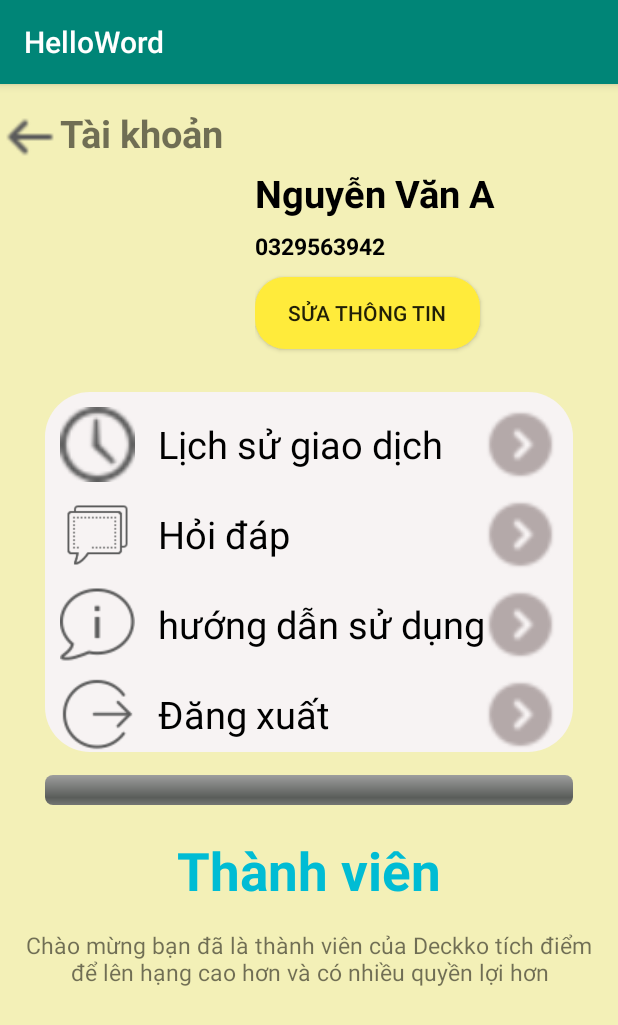
After one commit to TRUNGDONG97/androidTutorial, an Android app: the AccountActivity screen opened directly, with no data from a screen before it, on a phone screen of 412 x 824 dp. The commit adds this screen. Shown: the top 1025 px of the screen. Run offline under Robolectric (Android 15) with nearby library versions, the phone set to English and light mode, and no system bars.

Commit message:
Account, vòng đời activity

```diff
--- /dev/null
+++ b/HelloWord/app/src/main/java/com/example/helloword/AccountActivity.java
@@ -0,0 +1,51 @@
+package com.example.helloword;
+
+import android.content.Intent;
+import android.content.SharedPreferences;
+import android.support.v7.app.AppCompatActivity;
+import android.os.Bundle;
+import android.view.View;
+import android.widget.RelativeLayout;
+import android.widget.TextView;
+
+public class AccountActivity extends AppCompatActivity {
+    TextView tvName;
+    TextView tvPhoneNumber;
+    RelativeLayout rlLogout;
+    @Override
+    protected void onCreate(Bundle savedInstanceState) {
+        super.onCreate( savedInstanceState );
+        setContentView( R.layout.activity_account );
+
+        init();
+        //getData();
+
+    }
+    void init(){
+        tvName=findViewById( R.id.tv_name );
+        tvPhoneNumber=findViewById( R.id.tv_phone_number );
+        rlLogout=findViewById( R.id.rl_logout );
+
+        rlLogout.setOnClickListener( new View.OnClickListener() {
+            @Override
+            public void onClick(View v) {
+
+                SharedPreferences sharedPreferences=getSharedPreferences( "dekko",MODE_PRIVATE );
+                SharedPreferences.Editor editor=sharedPreferences.edit();
+                editor.putBoolean( "isLogin",false );
+                editor.apply();
+
+                Intent intent=new Intent( AccountActivity.this,SplashActivity.class );
+                startActivity( intent );
+
+
+            }
+        } );
+    }
+    void getData(){
+        Intent intent=getIntent();
+        User user=(User) intent.getSerializableExtra( "user" );
+        tvName.setText( user.name );
+        tvPhoneNumber.setText( user.phoneNumber );
+    }
+}
--- a/HelloWord/app/src/main/java/com/example/helloword/MainActivity.java
+++ b/HelloWord/app/src/main/java/com/example/helloword/LoginActivity.java
@@ -1,6 +1,7 @@
 package com.example.helloword;
 
 import android.content.Intent;
+import android.content.SharedPreferences;
 import android.support.v7.app.AppCompatActivity;
 import android.os.Bundle;
 import android.view.View;
@@ -9,7 +10,7 @@ import android.widget.RelativeLayout;
 import android.widget.TextView;
 import android.widget.Toast;
 
-public class MainActivity extends AppCompatActivity {
+public class LoginActivity extends AppCompatActivity {
 
 
     TextView tvHello;
@@ -23,9 +24,10 @@ public class MainActivity extends AppCompatActivity {
     @Override
     protected void onCreate(Bundle savedInstanceState) {
         super.onCreate( savedInstanceState );
-        setContentView( R.layout.activity_main );
+        setContentView( R.layout.activity_login );
 
         init();
+
 
     }
 
@@ -65,22 +67,32 @@ public class MainActivity extends AppCompatActivity {
         rlLoginBtn.setOnClickListener( new View.OnClickListener() {
             @Override
             public void onClick(View v) {
-                //Toast.makeText( MainActivity.this, "Hello Android", Toast.LENGTH_SHORT ).show();
+                //Toast.makeText( LoginActivity.this, "Hello Android", Toast.LENGTH_SHORT ).show();
                 //edtPhoneNumber.setText( "122272987" );
                 String phoneNumber = edtPhoneNumber.getText().toString();
                 int phoneNumberLength = phoneNumber.length();
                 if (phoneNumberLength > 9) {
-                    Toast.makeText( MainActivity.this, "Login Successfull", Toast.LENGTH_SHORT ).show();
-                    Intent intent = new Intent( MainActivity.this, UpdateUserinfoActivity.class );
+                    Toast.makeText( LoginActivity.this, "Login Successfull", Toast.LENGTH_SHORT ).show();
+                    Intent intent = new Intent( LoginActivity.this, UpdateUserinfoActivity.class );
                     //them dư liệu vào trong intent(nhét phonenumber vào intent)
                     intent.putExtra( "phoneNumberPassWord", phoneNumber );
+
+                    //luu trạng thái đăng nhập
+                    setLogin();
+
                     startActivity( intent );
+
+                    LoginActivity.this.finish();
                 } else {
-                    Toast.makeText( MainActivity.this, "Login Failed", Toast.LENGTH_SHORT ).show();
+                    Toast.makeText( LoginActivity.this, "Login Failed", Toast.LENGTH_SHORT ).show();
                 }
             }
         } );
-
-
+    }
+    void setLogin(){
+        SharedPreferences sharedPreferences =getSharedPreferences( "dekko",MODE_PRIVATE );
+        SharedPreferences.Editor editor= sharedPreferences.edit();
+        editor.putBoolean( "isLogin",true );
+        editor.apply();
     }
 }
--- a/HelloWord/app/src/main/java/com/example/helloword/MainScreenActivity.java
+++ b/HelloWord/app/src/main/java/com/example/helloword/MainScreenActivity.java
@@ -3,27 +3,42 @@ package com.example.helloword;
 import android.content.Intent;
 import android.support.v7.app.AppCompatActivity;
 import android.os.Bundle;
+import android.view.View;
 import android.widget.TextView;
 
 public class MainScreenActivity extends AppCompatActivity {
     TextView tvName;
     TextView tvPhoneNumber;
+    User user;
     @Override
     protected void onCreate(Bundle savedInstanceState) {
         super.onCreate( savedInstanceState );
         setContentView( R.layout.activity_main_screen );
         init();
-        getData();
+        //getData();
+        tvName.setOnClickListener( new View.OnClickListener() {
+            @Override
+            public void onClick(View v) {
+                Intent intent=new Intent( MainScreenActivity.this,AccountActivity.class );
+                intent.putExtra("user",  user );
+                startActivity( intent );
+            }
+        } );
     }
 
     void init(){
         tvName=findViewById( R.id.tv_name );
         tvPhoneNumber=findViewById( R.id.tv_phone_number );
+
+
     }
     void getData(){
         Intent intent=getIntent();
-        User user =(User) intent.getSerializableExtra( "user" );
+        user =(User) intent.getSerializableExtra( "user" );
         tvName.setText( user.name );
-        tvPhoneNumber.setText( user.phoneNumber );
+        tvPhoneNumber.setText( ",(" +user.phoneNumber +")" );
+
+
+
     }
 }
--- /dev/null
+++ b/HelloWord/app/src/main/java/com/example/helloword/SplashActivity.java
@@ -0,0 +1,37 @@
+package com.example.helloword;
+
+import android.content.Intent;
+import android.content.SharedPreferences;
+import android.os.Handler;
+import android.support.v7.app.AppCompatActivity;
+import android.os.Bundle;
+
+public class SplashActivity extends AppCompatActivity {
+
+    @Override
+    protected void onCreate(Bundle savedInstanceState) {
+        super.onCreate( savedInstanceState );
+        setContentView( R.layout.activity_splash );
+        router();
+    }
+    void router(){
+        final Handler handler = new Handler();
+        handler.postDelayed(new Runnable() {
+            @Override
+            public void run() {
+                SharedPreferences sharedPreferences=getSharedPreferences( "dekko",MODE_PRIVATE );
+                boolean islogin = sharedPreferences.getBoolean( "isLogin",false );
+                if (islogin){
+                    Intent intent=new Intent( SplashActivity.this,MainScreenActivity.class );
+                    startActivity( intent );
+                    finish();
+                }else {
+                    Intent intent=new Intent( SplashActivity.this,LoginActivity.class );
+                    startActivity( intent );
+                    finish();
+                }
+
+            }
+        }, 1000);
+    }
+}
--- a/HelloWord/app/src/main/java/com/example/helloword/UpdateUserinfoActivity.java
+++ b/HelloWord/app/src/main/java/com/example/helloword/UpdateUserinfoActivity.java
@@ -73,6 +73,7 @@ public class UpdateUserinfoActivity extends AppCompatActivity {
         Intent intent = new Intent( UpdateUserinfoActivity.this, MainScreenActivity.class );
         intent.putExtra( "user", user );
         startActivity( intent );
+        UpdateUserinfoActivity.this.finish();
     }
 
 
--- /dev/null
+++ b/HelloWord/app/src/main/res/drawable/edit_btn_bg.xml
@@ -0,0 +1,5 @@
+<shape xmlns:android="http://schemas.android.com/apk/res/android"
+    android:shape="rectangle">
+    <solid android:color="#FFEB3B"></solid>
+    <corners android:radius="20dp"></corners>
+</shape>
--- /dev/null
+++ b/HelloWord/app/src/main/res/layout/activity_account.xml
@@ -0,0 +1,241 @@
+<LinearLayout xmlns:android="http://schemas.android.com/apk/res/android"
+    android:layout_width="match_parent"
+    android:layout_height="match_parent"
+    android:background="#F3F0B7"
+    android:orientation="vertical">
+
+    <LinearLayout
+        android:layout_width="wrap_content"
+        android:layout_height="wrap_content"
+        android:layout_marginTop="15dp"
+        android:orientation="horizontal">
+
+        <ImageView
+            android:layout_width="40dp"
+            android:layout_height="40sp"
+            android:src="@drawable/ic_back" />
+
+        <TextView
+            android:layout_width="wrap_content"
+            android:layout_height="wrap_content"
+            android:text="Tài khoản"
+            android:textSize="25sp"
+            android:textStyle="bold" />
+    </LinearLayout>
+
+    <LinearLayout
+        android:layout_width="match_parent"
+        android:layout_height="wrap_content"
+        android:layout_marginHorizontal="30dp"
+        android:orientation="horizontal">
+
+        <ImageView
+            android:layout_width="130dp"
+            android:layout_height="130dp"
+            />
+
+        <LinearLayout
+            android:layout_width="match_parent"
+            android:layout_height="match_parent"
+            android:layout_marginLeft="10dp"
+            android:orientation="vertical">
+
+            <TextView
+                android:id="@+id/tv_name"
+                android:layout_width="wrap_content"
+                android:layout_height="wrap_content"
+                android:text="Nguyễn Văn A"
+                android:textColor="#000"
+                android:textSize="25sp"
+                android:textStyle="bold" />
+
+            <TextView
+                android:id="@+id/tv_phone_number"
+                android:layout_width="wrap_content"
+                android:layout_height="wrap_content"
+                android:layout_marginTop="7dp"
+                android:text="0329563942"
+                android:textColor="#000"
+                android:textSize="15dp"
+                android:textStyle="bold" />
+
+            <Button
+                android:id="@+id/btn_edit_information"
+                android:layout_width="150dp"
+                android:layout_height="wrap_content"
+                android:layout_marginTop="10dp"
+                android:background="@drawable/edit_btn_bg"
+                android:text="Sửa thông tin" />
+
+        </LinearLayout>
+
+    </LinearLayout>
+
+    <LinearLayout
+        android:layout_width="match_parent"
+        android:layout_height="wrap_content"
+        android:layout_marginHorizontal="30dp"
+        android:background="@drawable/untilities_bg"
+        android:orientation="vertical"
+        android:layout_marginTop="20dp">
+
+        <RelativeLayout
+            android:layout_width="match_parent"
+            android:layout_height="wrap_content"
+            android:orientation="horizontal"
+            android:layout_marginHorizontal="10dp"
+            android:layout_marginTop="10dp">
+
+            <ImageView
+                android:id="@+id/img_history"
+                android:layout_width="50dp"
+                android:layout_height="50dp"
+                android:src="@drawable/ic_history"
+                android:layout_alignParentLeft="true" />
+
+            <TextView
+                android:layout_width="wrap_content"
+                android:layout_height="wrap_content"
+                android:text="Lịch sử giao dịch"
+                android:textColor="#000"
+                android:textSize="25sp"
+                android:layout_toRightOf="@id/img_history"
+                android:layout_centerVertical="true"
+                android:layout_marginLeft="15dp" />
+
+            <ImageView
+                android:layout_width="50dp"
+                android:layout_height="50dp"
+                android:src="@drawable/ic_arrow_right"
+                android:tint="#B4A9A9"
+                android:layout_alignParentRight="true" />
+
+        </RelativeLayout>
+
+        <RelativeLayout
+            android:layout_width="match_parent"
+            android:layout_height="wrap_content"
+            android:orientation="horizontal"
+            android:layout_marginHorizontal="10dp"
+            android:layout_marginTop="10dp">
+
+            <ImageView
+                android:id="@+id/img_question"
+                android:layout_width="50dp"
+                android:layout_height="50dp"
+                android:src="@drawable/ic_questions"
+                android:layout_alignParentLeft="true" />
+
+            <TextView
+                android:layout_width="wrap_content"
+                android:layout_height="wrap_content"
+                android:text="Hỏi đáp"
+                android:textColor="#000"
+                android:textSize="25sp"
+                android:layout_marginLeft="15dp"
+                android:layout_toRightOf="@id/img_question"
+                android:layout_centerVertical="true" />
+
+            <ImageView
+                android:layout_width="50dp"
+                android:layout_height="50dp"
+                android:src="@drawable/ic_arrow_right"
+                android:tint="#B4A9A9"
+                android:layout_alignParentRight="true" />
+
+        </RelativeLayout>
+
+        <RelativeLayout
+            android:layout_width="match_parent"
+            android:layout_height="wrap_content"
+            android:orientation="horizontal"
+            android:layout_marginHorizontal="10dp"
+            android:layout_marginTop="10dp">
+
+            <ImageView
+                android:id="@+id/img_guide"
+                android:layout_width="50dp"
+                android:layout_height="50dp"
+                android:src="@drawable/ic_guide"
+                android:layout_alignParentLeft="true" />
+
+            <TextView
+                android:layout_width="wrap_content"
+                android:layout_height="wrap_content"
+                android:text="hướng dẫn sử dụng"
+                android:textColor="#000"
+                android:textSize="25sp"
+                android:layout_marginLeft="15dp"
+                android:layout_toRightOf="@id/img_guide"
+                android:layout_centerVertical="true" />
+
+            <ImageView
+                android:layout_width="50dp"
+                android:layout_height="50dp"
+                android:src="@drawable/ic_arrow_right"
+                android:tint="#B4A9A9"
+                android:layout_alignParentRight="true" />
+
+        </RelativeLayout>
+
+        <RelativeLayout
+            android:id="@+id/rl_logout"
+            android:layout_width="match_parent"
+            android:layout_height="wrap_content"
+            android:orientation="horizontal"
+            android:layout_marginHorizontal="10dp"
+            android:layout_marginTop="10dp">
+
+            <ImageView
+                android:id="@+id/img_logout"
+                android:layout_width="50dp"
+                android:layout_height="50dp"
+                android:src="@drawable/ic_logout"
+                android:layout_alignParentLeft="true" />
+
+            <TextView
+                android:layout_width="wrap_content"
+                android:layout_height="wrap_content"
+                android:text="Đăng xuất"
+                android:layout_marginLeft="15dp"
+                android:textColor="#000"
+                android:textSize="25sp"
+                android:layout_toRightOf="@id/img_logout"
+                android:layout_centerVertical="true" />
+
+            <ImageView
+                android:layout_width="50dp"
+                android:layout_height="50dp"
+                android:src="@drawable/ic_arrow_right"
+                android:tint="#B4A9A9"
+                android:layout_alignParentRight="true" />
+
+        </RelativeLayout>
+    </LinearLayout>
+
+    <ProgressBar
+        android:layout_width="match_parent"
+        android:layout_height="wrap_content"
+        android:layout_marginHorizontal="30dp"
+        android:layout_marginTop="15dp"
+        style="@android:style/Widget.ProgressBar.Horizontal"
+        />
+    <TextView
+        android:layout_width="match_parent"
+        android:layout_height="wrap_content"
+        android:text="Thành viên"
+        android:textColor="#00BCD4"
+        android:layout_marginTop="20dp"
+        android:textSize="35sp"
+        android:textStyle="bold"
+        android:gravity="center"/>
+    <TextView
+        android:layout_width="match_parent"
+        android:layout_height="wrap_content"
+        android:layout_marginTop="15dp"
+        android:gravity="center"
+        android:layout_marginHorizontal="10dp"
+        android:text="Chào mừng bạn đã là thành viên của Deckko tích điểm để lên hạng cao hơn và có nhiều quyền lợi hơn"
+        android:textSize="15dp"/>
+
+</LinearLayout>
--- a/HelloWord/app/src/main/res/layout/activity_main_screen.xml
+++ b/HelloWord/app/src/main/res/layout/activity_main_screen.xml
@@ -27,7 +27,7 @@
                 android:id="@+id/tv_name"
                 android:layout_width="wrap_content"
                 android:layout_height="wrap_content"
-                android:text=" Nguyễn Văn A"
+                android:text=" Nguyễn Văn A "
                 android:textColor="#FC0101"
                 android:textSize="20sp"
                 android:textStyle="bold" />
--- /dev/null
+++ b/HelloWord/app/src/main/res/layout/activity_splash.xml
@@ -0,0 +1,10 @@
+<LinearLayout xmlns:android="http://schemas.android.com/apk/res/android"
+    android:layout_width="match_parent"
+    android:layout_height="match_parent">
+
+    <ImageView
+        android:layout_width="match_parent"
+        android:layout_height="match_parent"
+        android:scaleType="centerCrop"
+        android:src="@drawable/img_splash" />
+</LinearLayout>
--- a/HelloWord/app/src/main/res/layout/test_layout.xml
+++ b/HelloWord/app/src/main/res/layout/test_layout.xml
@@ -1,22 +1,22 @@
 <RelativeLayout xmlns:android="http://schemas.android.com/apk/res/android"
     android:layout_width="match_parent"
-    android:layout_height="match_parent"
-    android:background="#ff0">
+    android:layout_height="match_parent">
 
-    <View
+    <ImageView
         android:id="@+id/v_blue"
-        android:layout_width="100dp"
-        android:layout_height="100dp"
-        android:background="#00f">
+        android:layout_width="150dp"
+        android:layout_height="150dp"
+        android:layout_centerInParent="true"
+        android:background="@drawable/edit_btn_bg"
+        android:src="@mipmap/img_valve">
 
-    </View>
+    </ImageView>
 
     <View
         android:layout_width="90dp"
         android:layout_height="90dp"
-        android:background="#C800FF"
         android:layout_below="@id/v_blue"
-        >
+        android:background="#C800FF">
 
     </View>
 
```
Also changed, not shown: HelloWord/app/src/main/AndroidManifest.xml (+8 -3 lines), HelloWord/app/src/main/res/drawable/ic_guide.png (added), HelloWord/app/src/main/res/drawable/ic_history.png (added), HelloWord/app/src/main/res/drawable/ic_logout.png (added), HelloWord/app/src/main/res/drawable/img_splash.jpg (added), HelloWord/app/src/main/res/layout/activity_login.xml (renamed from HelloWord/app/src/main/res/layout/activity_main.xml).
